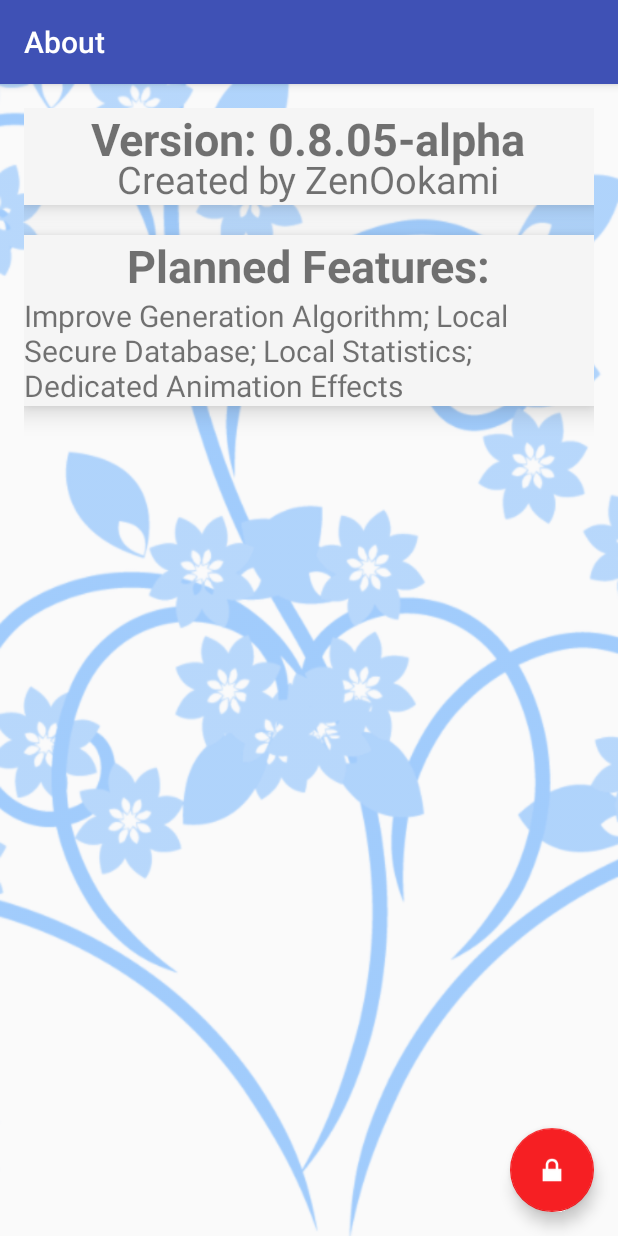
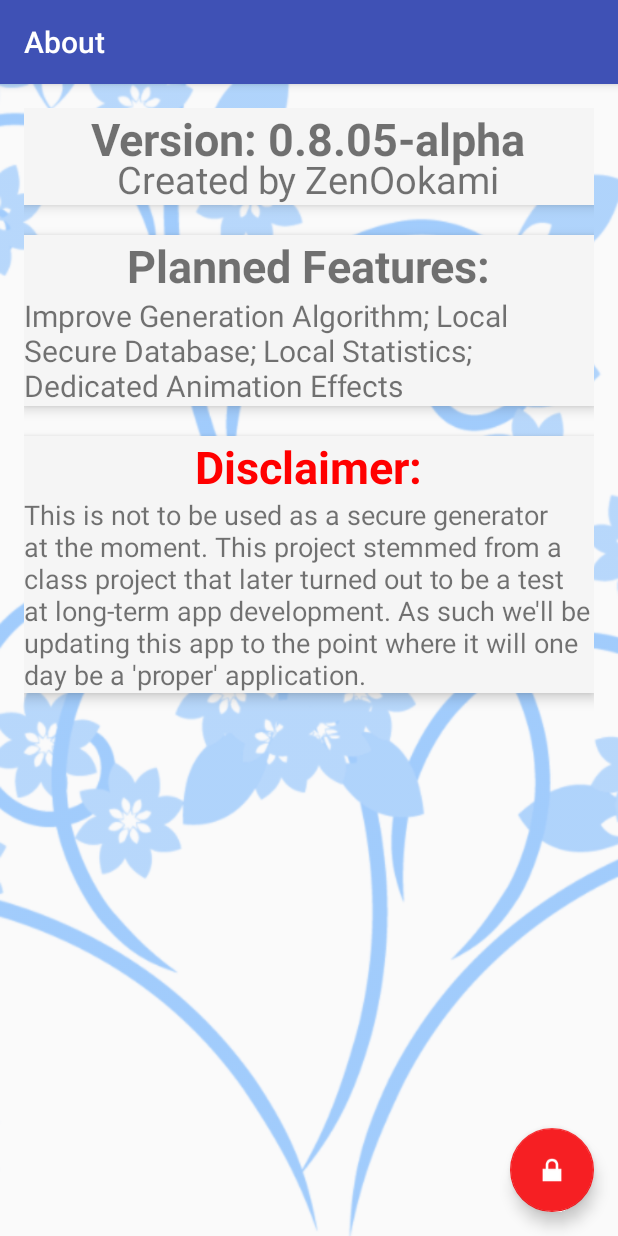
Before and after one commit to ZenOokami/Android-PasswordGenerator, an Android app: the AboutActivity screen opened directly, with no data from a screen before it, on a phone screen of 412 x 824 dp. Run offline under Robolectric (Android 15) with nearby library versions, the phone set to English and light mode, and no system bars.

Commit message:
Ready for 1.0.0-Basic release Added clipboard copy function Cleaned up some code Cleaned up styling
Still need to update algorithm, still need to work on android design standards, next step will also be adding a vault to store the passwords.

```diff
--- a/PasswordGenerator/app/src/main/java/org/essenceofzen/passwordgenerator/PasswordGeneratorActivity.java
+++ b/PasswordGenerator/app/src/main/java/org/essenceofzen/passwordgenerator/PasswordGeneratorActivity.java
@@ -11,7 +11,9 @@
 * */
 package org.essenceofzen.passwordgenerator;
 
+import android.content.ClipData;
 import android.content.Intent;
+import android.content.ClipboardManager;
 import android.os.Bundle;
 import android.support.design.widget.FloatingActionButton;
 import android.support.design.widget.Snackbar;
@@ -146,6 +148,12 @@ public class PasswordGeneratorActivity extends AppCompatActivity {
         new_password = new_password.replaceAll("(\\r|\\n|\\s|[\\u0000-\\u001f])",""); // this uses regex
 
         return new_password;
+    }
+
+    public void copyToClipBoard(ClipData clip_data){
+        Log.i("CLIPBOARD","Attempting to copy to clipboard");
+        ClipboardManager clipboard_manager = (ClipboardManager) getSystemService(CLIPBOARD_SERVICE);
+        clipboard_manager.setPrimaryClip(clip_data);
     }
 
     public static String randomize(String password, int length){ // This gives us random chars after the final version of the password has been formed
@@ -305,6 +313,12 @@ public class PasswordGeneratorActivity extends AppCompatActivity {
 
                             // Set the password text to the new password
                             generatedPassword.setText(final_password);
+
+                            //todo: Create a clipboard method, and call it here.
+                            ClipData clip_data = ClipData.newPlainText(final_password, final_password);
+                            copyToClipBoard(clip_data);
+                            Log.i("CLIPBOARD","Copy complete.");
+                            Toast.makeText(PasswordGeneratorActivity.this,"Password copied to Clipboard", Toast.LENGTH_SHORT).show();
                         }
                     }
                 }
--- a/PasswordGenerator/app/src/main/res/layout/content_about.xml
+++ b/PasswordGenerator/app/src/main/res/layout/content_about.xml
@@ -19,7 +19,7 @@
         android:layout_height="wrap_content"
         android:id="@+id/frame_version"
         android:background="#f5f5f5"
-        android:elevation="10dp"
+        android:elevation="5dp"
         >
 
         <TextView
@@ -46,10 +46,11 @@
     <FrameLayout
         android:layout_width="match_parent"
         android:layout_height="wrap_content"
+        android:id="@+id/planned_features"
         android:layout_below="@+id/frame_version"
         android:layout_marginTop="20dp"
         android:background="#f5f5f5"
-        android:elevation="10dp"
+        android:elevation="5dp"
         >
 
         <TextView
@@ -72,5 +73,36 @@
 
     </FrameLayout>
 
+    <FrameLayout
+        android:layout_width="match_parent"
+        android:layout_height="wrap_content"
+        android:id="@+id/disclaimer"
+        android:layout_below="@+id/planned_features"
+        android:layout_marginTop="20dp"
+        android:background="#f5f5f5"
+        android:elevation="5dp"
+        >
+
+        <TextView
+            android:layout_width="wrap_content"
+            android:layout_height="wrap_content"
+            android:textStyle="bold"
+            android:textSize="30sp"
+            android:layout_gravity="center|top"
+            android:textColor="#ff0000"
+            android:text="Disclaimer:"
+            />
+
+        <TextView
+            android:layout_width="wrap_content"
+            android:layout_height="wrap_content"
+            android:textSize="18sp"
+            android:layout_gravity="top"
+            android:layout_marginTop="40dp"
+            android:text="This is not to be used as a secure generator at the moment. This project stemmed from a class project that later turned out to be a test at long-term app development. As such we'll be updating this app to the point where it will one day be a 'proper' application."
+            />
+
+    </FrameLayout>
+
 
 </RelativeLayout>
```
